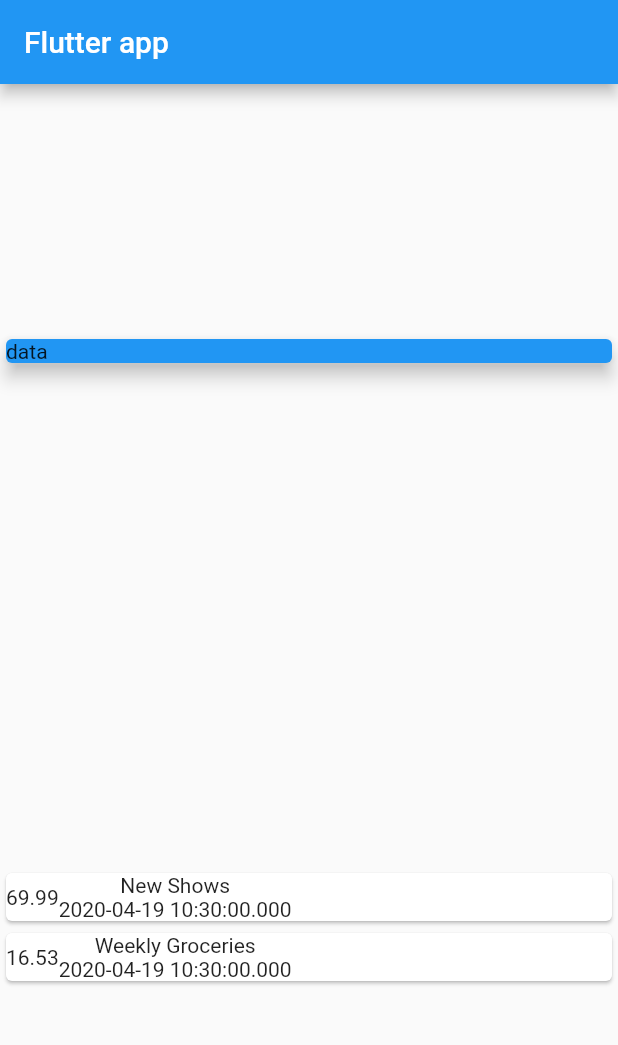
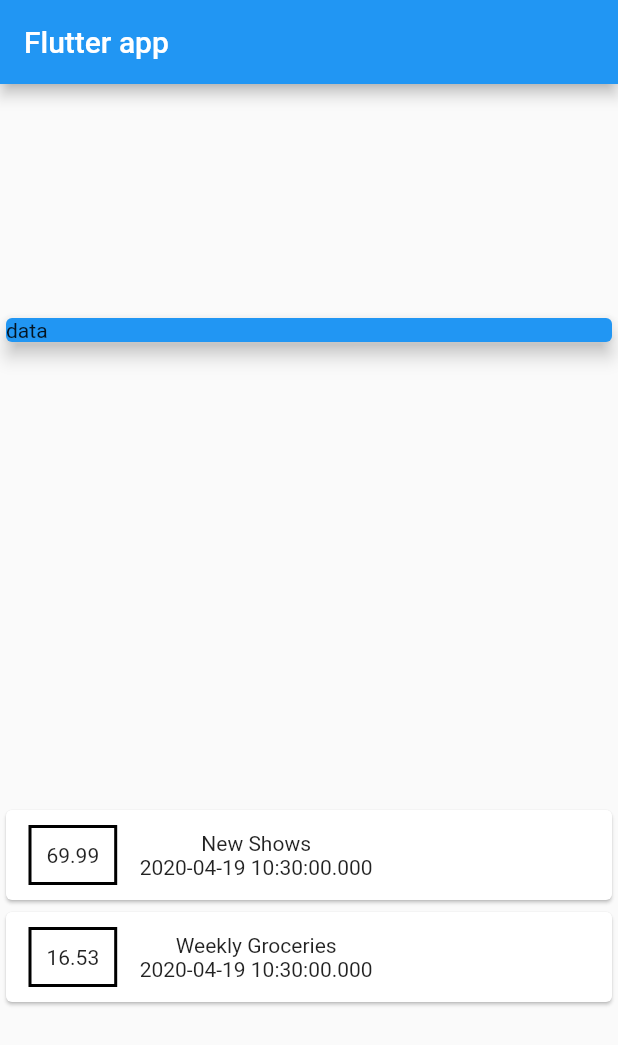
Before and after one commit to mvgmenezes/flutter_personal_expenses, a Flutter app: the screen it shows after launch, on a phone screen of 412 x 824 dp. Shown: the top 1045 px of the screen. Run offline on Flutter 3.47's test engine with Material 2 defaults, Android fonts, the phone set to English and light mode, and no system bars.

Commit message:
Adding style in amount value

```diff
--- a/lib/main.dart
+++ b/lib/main.dart
@@ -45,7 +45,18 @@ class MyHomePage extends StatelessWidget {
             return Card(
               child: Row(
                 children: <Widget>[
-                  Container(child: Text(trans.amount.toString()),),
+                  Container(
+                    margin: EdgeInsets.symmetric(
+                      vertical: 10,
+                      horizontal: 15
+                    ),
+                    decoration: BoxDecoration(border:Border.all(
+                      color: Colors.black,
+                      width: 2)
+                    ),
+                    padding: EdgeInsets.all(10),
+                    child: Text(trans.amount.toString()),
+                  ),
                   Column(children: <Widget>[
                     Text(trans.title),
                     Text(trans.date.toString())
```
